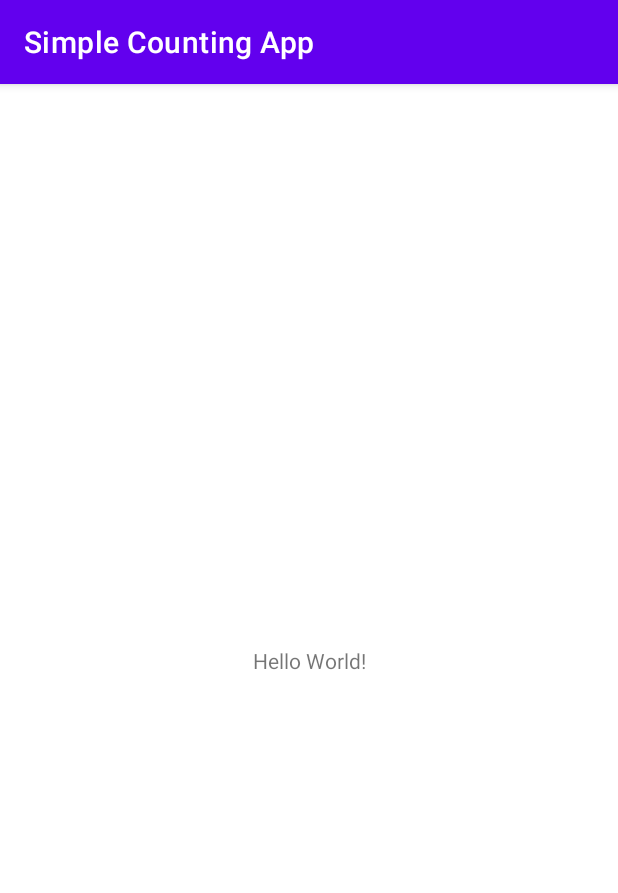
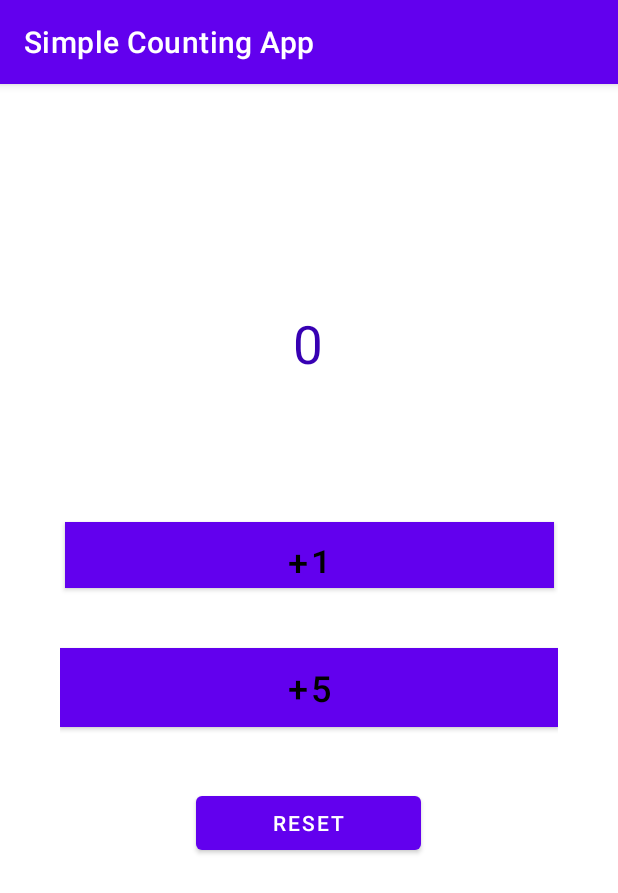
Before and after one commit to eric-muhire/SimpleCountingApp, an Android app: the screen it shows after launch (MainActivity), on a phone screen of 412 x 824 dp. Shown: the top 893 px of the screen. Run offline under Robolectric (Android 15) with nearby library versions, the phone set to English and light mode, and no system bars.

Commit message:
update layout activity

```diff
--- a/app/src/main/java/com/example/simplecountingapp/MainActivity.java
+++ b/app/src/main/java/com/example/simplecountingapp/MainActivity.java
@@ -3,12 +3,59 @@ package com.example.simplecountingapp;
 import androidx.appcompat.app.AppCompatActivity;
 
 import android.os.Bundle;
+import android.view.View;
+import android.widget.Button;
+import android.widget.TextView;
+import android.widget.Toast;
 
 public class MainActivity extends AppCompatActivity {
+
+    private Button plusOneButton;
+    private TextView counter;
+    private int current_count = 0;
+    private Button plusFiveButton;
+    private Button reset;
 
     @Override
     protected void onCreate(Bundle savedInstanceState) {
         super.onCreate(savedInstanceState);
         setContentView(R.layout.activity_main);
+
+        plusOneButton = findViewById(R.id.plusOneButton);
+        counter = findViewById(R.id.textView);
+        counter.setText(current_count + "");
+        plusFiveButton = findViewById(R.id.plusFiveButton);
+        reset = findViewById(R.id.reset);
+
+        plusOneButton.setOnClickListener(new View.OnClickListener() {
+            @Override
+            public void onClick(View v) {
+                current_count++;
+                counter.setText(current_count+"");
+            }
+        });
+
+
+
+
+        plusFiveButton.setOnClickListener(new View.OnClickListener() {
+            @Override
+            public void onClick(View v) {
+                current_count+= 5;
+                counter.setText(current_count+"");
+            }
+        });
+
+        reset.setOnClickListener(new View.OnClickListener() {
+            @Override
+            public void onClick(View v) {
+                current_count = 0;
+                counter.setText(current_count+"");
+            }
+        });
+
+        Toast.makeText(this,"Welcome to my App",Toast.LENGTH_SHORT).show();
     }
+
+
 }
--- a/app/src/main/res/layout/activity_main.xml
+++ b/app/src/main/res/layout/activity_main.xml
@@ -3,16 +3,62 @@
     xmlns:app="http://schemas.android.com/apk/res-auto"
     xmlns:tools="http://schemas.android.com/tools"
     android:layout_width="match_parent"
-    android:layout_height="match_parent"
+    android:layout_height="wrap_content"
+    android:layout_margin="40dp"
     tools:context=".MainActivity">
 
+
     <TextView
+        android:id="@+id/textView"
         android:layout_width="wrap_content"
         android:layout_height="wrap_content"
-        android:text="Hello World!"
+        android:text="0"
+        android:textColor="@color/design_default_color_primary_dark"
+        android:textSize="35sp"
+        app:layout_constraintBottom_toBottomOf="parent"
+        app:layout_constraintEnd_toEndOf="parent"
+        app:layout_constraintHorizontal_bias="0.498"
+        app:layout_constraintStart_toStartOf="parent"
+        app:layout_constraintTop_toTopOf="parent"
+        app:layout_constraintVertical_bias="0.255" />
+
+    <Button
+        android:id="@+id/plusOneButton"
+        android:layout_width="326dp"
+        android:layout_height="44dp"
+        android:background="@android:color/background_light"
+        android:text="+1"
+        android:textColor="?attr/actionModeSplitBackground"
+        android:textSize="24sp"
         app:layout_constraintBottom_toBottomOf="parent"
         app:layout_constraintEnd_toEndOf="parent"
         app:layout_constraintStart_toStartOf="parent"
-        app:layout_constraintTop_toTopOf="parent" />
+        app:layout_constraintTop_toBottomOf="@+id/textView"
+        app:layout_constraintVertical_bias="0.345" />
 
+    <Button
+        android:id="@+id/reset"
+        android:layout_width="150sp"
+        android:layout_height="wrap_content"
+        android:layout_marginTop="40dp"
+        android:text="Reset"
+        app:layout_constraintBottom_toBottomOf="parent"
+        app:layout_constraintEnd_toEndOf="parent"
+        app:layout_constraintHorizontal_bias="0.498"
+        app:layout_constraintStart_toStartOf="parent"
+        app:layout_constraintTop_toBottomOf="@+id/plusFiveButton"
+        app:layout_constraintVertical_bias="0.0" />
+
+    <Button
+        android:id="@+id/plusFiveButton"
+        android:layout_width="match_parent"
+        android:layout_height="wrap_content"
+        android:layout_marginTop="40dp"
+        android:background="@android:color/background_light"
+        android:text="+5"
+        android:textColor="?attr/actionModeSplitBackground"
+        android:textSize="24sp"
+        app:layout_constraintEnd_toEndOf="parent"
+        app:layout_constraintStart_toStartOf="parent"
+        app:layout_constraintTop_toBottomOf="@+id/plusOneButton" />
 </androidx.constraintlayout.widget.ConstraintLayout>
```
